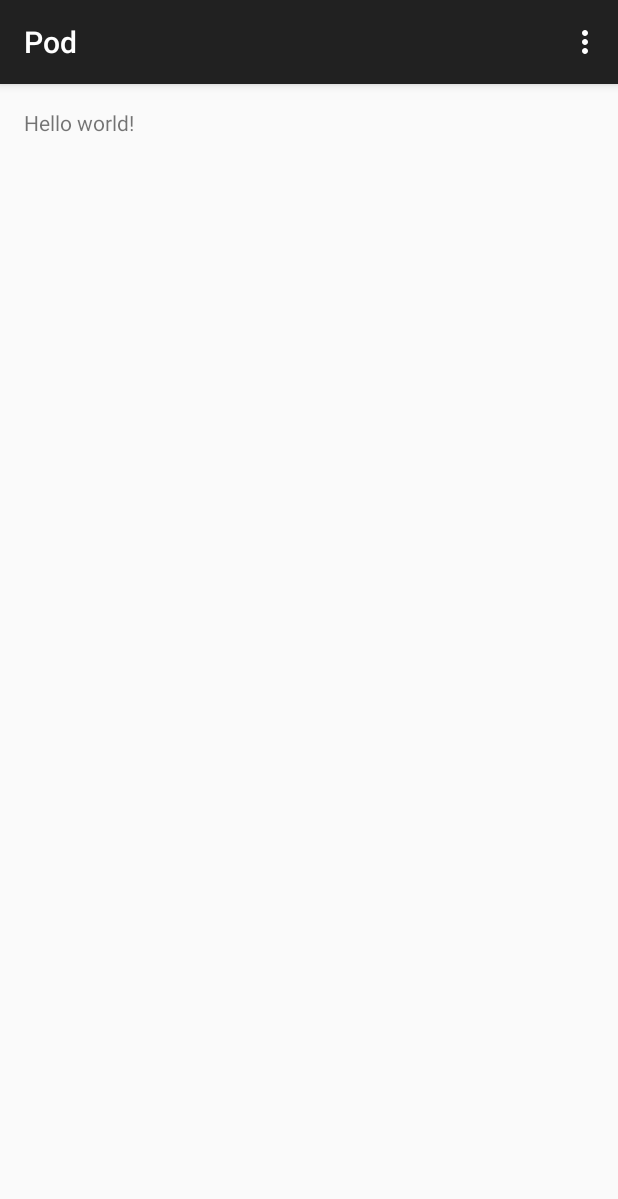
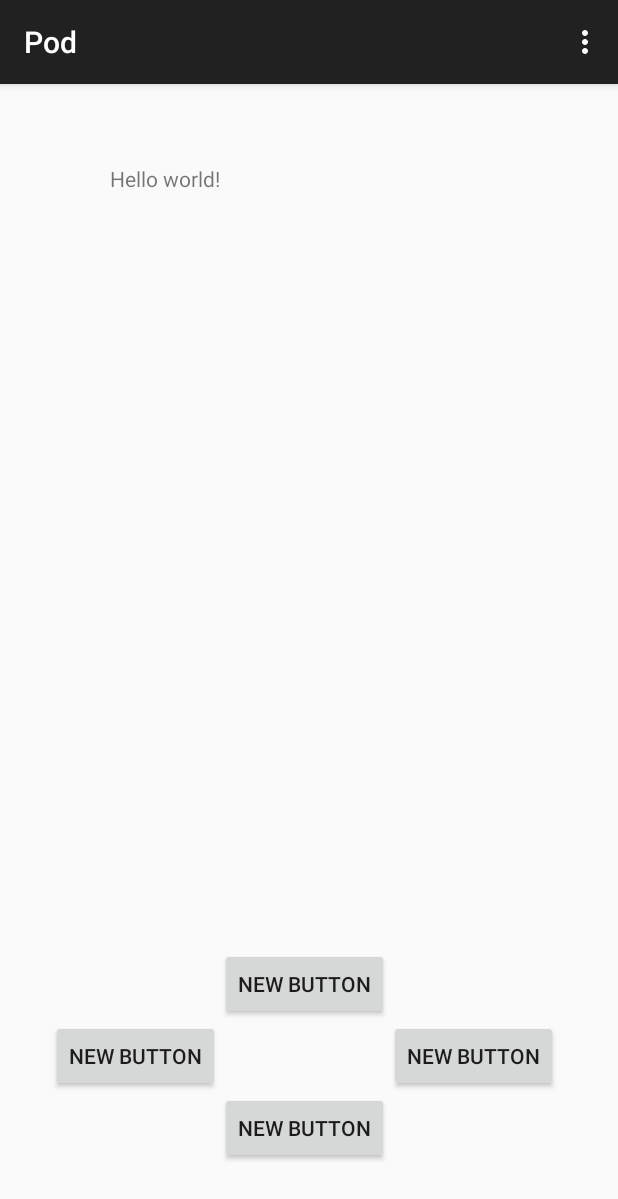
Before and after one commit to JackJasra/Pod, an Android app: the screen it shows after launch (MainActivity), on a phone screen of 412 x 824 dp. Shown: the top 1199 px of the screen. Run offline under Robolectric (Android 15) with nearby library versions, the light colour scheme and no system bars.

Commit message:
Added 4 Buttons to move the Character

```diff
--- a/app/src/main/res/layout/activity_main.xml
+++ b/app/src/main/res/layout/activity_main.xml
@@ -6,6 +6,54 @@
     android:paddingBottom="@dimen/activity_vertical_margin" tools:context=".MainActivity">
 
     <TextView android:text="@string/hello_world" android:layout_width="wrap_content"
-        android:layout_height="wrap_content" />
+        android:layout_height="wrap_content"
+        android:layout_alignParentTop="true"
+        android:layout_alignParentLeft="true"
+        android:layout_alignParentStart="true"
+        android:layout_marginLeft="57dp"
+        android:layout_marginStart="57dp"
+        android:layout_marginTop="37dp"
+        android:id="@+id/textView" />
+
+    <Button
+        style="?android:attr/buttonStyleSmall"
+        android:layout_width="wrap_content"
+        android:layout_height="wrap_content"
+        android:text="New Button"
+        android:id="@+id/button"
+        android:layout_marginBottom="80dp"
+        android:layout_alignParentBottom="true"
+        android:layout_toRightOf="@+id/button4"
+        android:layout_toEndOf="@+id/button4" />
+
+    <Button
+        style="?android:attr/buttonStyleSmall"
+        android:layout_width="wrap_content"
+        android:layout_height="wrap_content"
+        android:text="New Button"
+        android:id="@+id/button2"
+        android:layout_alignBottom="@+id/button"
+        android:layout_toLeftOf="@+id/button4"
+        android:layout_toStartOf="@+id/button4" />
+
+    <Button
+        style="?android:attr/buttonStyleSmall"
+        android:layout_width="wrap_content"
+        android:layout_height="wrap_content"
+        android:text="New Button"
+        android:id="@+id/button3"
+        android:layout_above="@+id/button"
+        android:layout_toRightOf="@+id/textView"
+        android:layout_toEndOf="@+id/textView" />
+
+    <Button
+        style="?android:attr/buttonStyleSmall"
+        android:layout_width="wrap_content"
+        android:layout_height="wrap_content"
+        android:text="New Button"
+        android:id="@+id/button4"
+        android:layout_below="@+id/button2"
+        android:layout_alignLeft="@+id/button3"
+        android:layout_alignStart="@+id/button3" />
 
 </RelativeLayout>
--- a/build.gradle
+++ b/build.gradle
@@ -5,7 +5,7 @@ buildscript {
         jcenter()
     }
     dependencies {
-        classpath 'com.android.tools.build:gradle:1.2.2'
+        classpath 'com.android.tools.build:gradle:1.2.3'
 
         // NOTE: Do not place your application dependencies here; they belong
         // in the individual module build.gradle files
```
Also changed, not shown: 1 other file.
